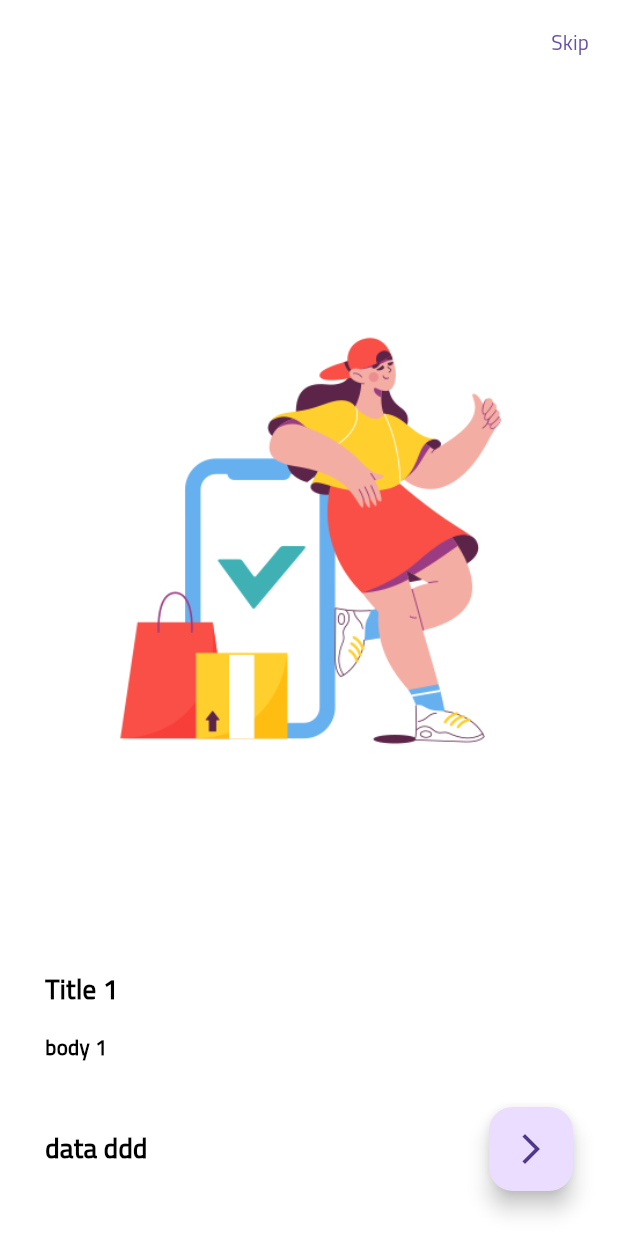
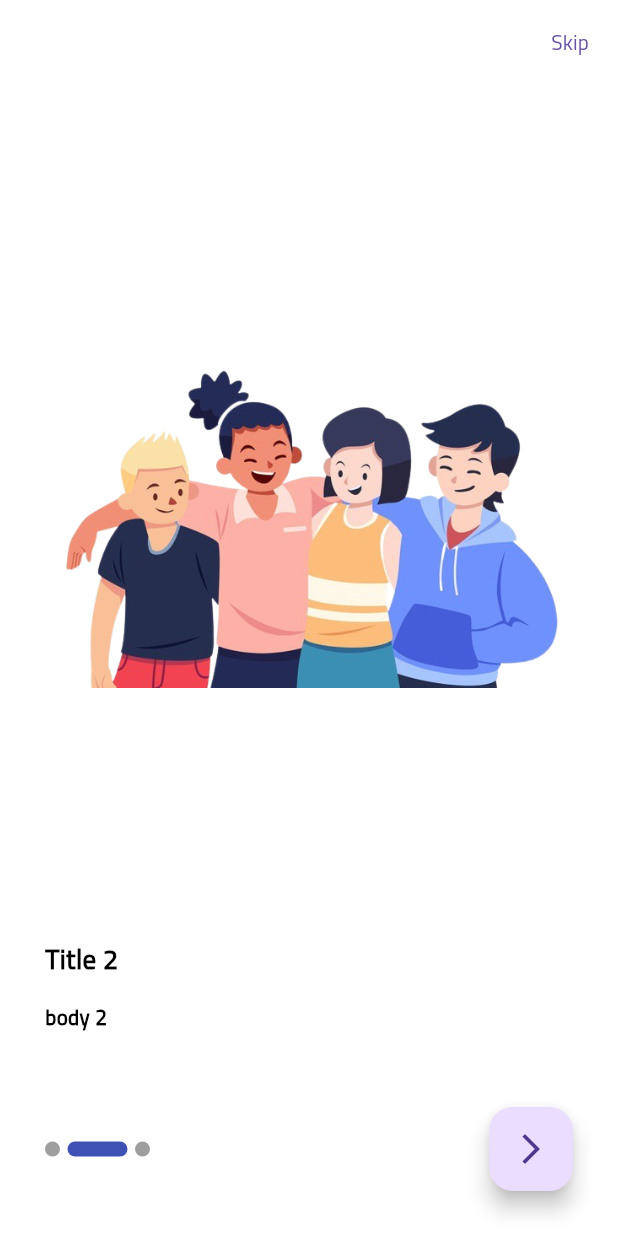
Before and after one commit to abdobassel/shop_e_commerce_flutter, a Flutter app: the screen it shows after launch, after a tap on the "arrow forward ios" icon, on a phone screen of 412 x 824 dp. Run offline on Flutter 3.47's test engine with Material 2 defaults, Android fonts, the phone set to English and light mode, and no system bars; drawn by our look-alikes of smooth_page_indicator; our stand-ins replace dio, flutter_bloc, shared_preferences.

```diff
--- a/lib/onBoaring/onboarding_screen.dart
+++ b/lib/onBoaring/onboarding_screen.dart
@@ -1,9 +1,16 @@
 import 'package:flutter/material.dart';
+import 'package:shop_app/login/login.dart';
 import 'package:shop_app/models/boardingModel.dart';
+import 'package:smooth_page_indicator/smooth_page_indicator.dart';
 
-class onBoardingScreen extends StatelessWidget {
+class onBoardingScreen extends StatefulWidget {
   onBoardingScreen({super.key});
 
+  @override
+  State<onBoardingScreen> createState() => _onBoardingScreenState();
+}
+
+class _onBoardingScreenState extends State<onBoardingScreen> {
   List<OnBoardingModel> onboardinglist = [
     OnBoardingModel(
         image: 'assets/images/done.png', title: 'Title 1', body: 'body 1'),
@@ -14,12 +21,24 @@ class onBoardingScreen extends StatelessWidget {
     OnBoardingModel(
         image: 'assets/images/delivery.png', title: 'Title 3', body: 'body 3'),
   ];
+
   var pageController = PageController();
+  bool isLastPage =
+      false; // will changing to true to controll my pageviwe while come last pages
+
   @override
   Widget build(BuildContext context) {
     return Scaffold(
-      appBar:
-          AppBar(actions: [TextButton(onPressed: () {}, child: Text('Skip'))]),
+      appBar: AppBar(actions: [
+        TextButton(
+            onPressed: () {
+              Navigator.pushAndRemoveUntil(context,
+                  MaterialPageRoute(builder: (context) {
+                return Login();
+              }), (route) => false);
+            },
+            child: Text('Skip'))
+      ]),
       body: Padding(
         padding: const EdgeInsets.all(30.0),
         child: Column(
@@ -27,11 +46,22 @@ class onBoardingScreen extends StatelessWidget {
           children: [
             Expanded(
               child: PageView.builder(
+                physics: BouncingScrollPhysics(),
                 itemBuilder: (context, index) =>
                     ItemOnBoarding(onboardinglist[index]),
                 itemCount: onboardinglist.length,
                 controller: pageController,
-                onPageChanged: (value) {},
+                onPageChanged: (index) {
+                  if (index == onboardinglist.length - 1) {
+                    setState(() {
+                      isLastPage = true;
+                    });
+                  } else {
+                    setState(() {
+                      isLastPage = false;
+                    });
+                  }
+                },
               ),
             ),
             SizedBox(
@@ -40,10 +70,32 @@ class onBoardingScreen extends StatelessWidget {
             Row(
               mainAxisAlignment: MainAxisAlignment.start,
               children: [
-                Text('data ddd'),
+                SmoothPageIndicator(
+                    controller: pageController,
+                    count: onboardinglist.length,
+                    effect: ExpandingDotsEffect(
+                      dotColor: Colors.grey,
+                      dotHeight: 10,
+                      dotWidth: 10,
+                      expansionFactor: 4,
+                      spacing: 5,
+                    )),
                 Spacer(),
                 FloatingActionButton(
-                  onPressed: () {},
+                  onPressed: () {
+                    if (isLastPage) {
+                      Navigator.pushAndRemoveUntil(
+                          context,
+                          MaterialPageRoute(
+                            builder: (context) => Login(),
+                          ),
+                          (route) => false);
+                    } else {
+                      pageController.nextPage(
+                          duration: Duration(milliseconds: 600),
+                          curve: Curves.easeIn);
+                    }
+                  },
                   child: Icon(Icons.arrow_forward_ios),
                 )
               ],
@@ -57,9 +109,12 @@ class onBoardingScreen extends StatelessWidget {
   Widget ItemOnBoarding(OnBoardingModel model) => Column(
         crossAxisAlignment: CrossAxisAlignment.start,
         children: [
-          Expanded(child: Image(image: AssetImage('${model.image}'))),
+          Expanded(
+              child: Image(
+            image: AssetImage('${model.image}'),
+          )),
           SizedBox(
-            height: 25,
+            height: 30,
           ),
           Text(
             '${model.title}',
@@ -69,6 +124,9 @@ class onBoardingScreen extends StatelessWidget {
             height: 15,
           ),
           Text('${model.body}', style: TextStyle(fontSize: 14)),
+          SizedBox(
+            height: 20,
+          )
         ],
       );
 }
--- a/lib/shared/themes.dart
+++ b/lib/shared/themes.dart
@@ -2,6 +2,7 @@ import 'package:flutter/material.dart';
 import 'package:flutter/services.dart';
 
 ThemeData lightTheme = ThemeData(
+  primarySwatch: Colors.deepOrange,
   fontFamily: 'cairo',
   useMaterial3: true,
   progressIndicatorTheme:
--- a/pubspec.yaml
+++ b/pubspec.yaml
@@ -34,6 +34,7 @@ dependencies:
   flutter_bloc: ^8.1.3
   dio: ^5.3.4
   shared_preferences: ^2.2.2
+  smooth_page_indicator: ^1.1.0
 
 
   # The following adds the Cupertino Icons font to your application.
```
Also changed, not shown: pubspec.lock.
